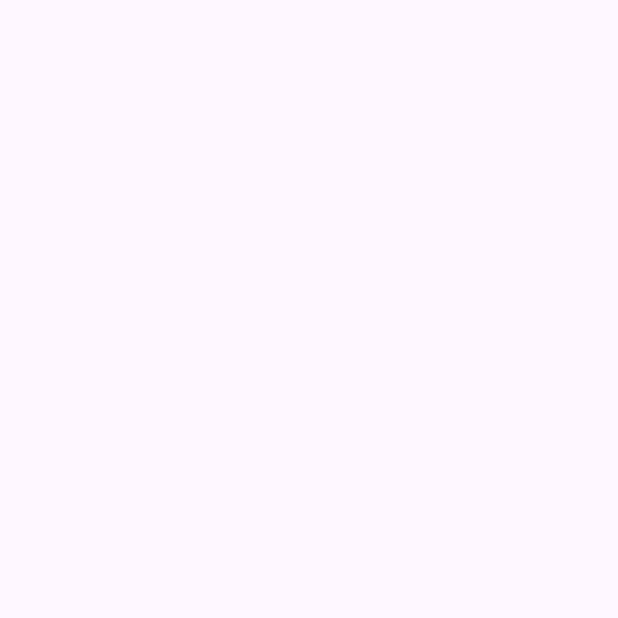
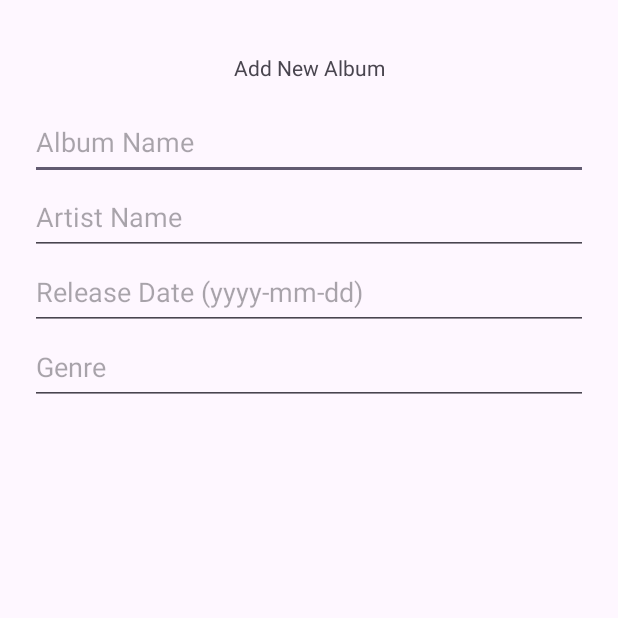
Before and after one commit to yanader/recordstoreapp, an Android app: the AddAlbumActivity screen opened directly, with no data from a screen before it, on a phone screen of 412 x 824 dp, the top half of it. Before the commit the part shown is empty. Run offline under Robolectric (Android 15) with nearby library versions, the phone set to English and light mode, and no system bars; our stand-ins replace data binding.

Commit message:
added AlbumToAdd class + ne activity - task 7

```diff
--- a/src/main/res/layout/activity_add_album.xml
+++ b/src/main/res/layout/activity_add_album.xml
@@ -1,10 +1,60 @@
 <?xml version="1.0" encoding="utf-8"?>
+
+<layout xmlns:android="http://schemas.android.com/apk/res/android"
+        xmlns:tools="http://schemas.android.com/tools"
+        xmlns:app="http://schemas.android.com/apk/res-auto">
+
+    <data>
+        <variable name="albumData" type="com.example.recordstoreapp.model.Album"/>
+    </data>
 <androidx.constraintlayout.widget.ConstraintLayout
-        xmlns:android="http://schemas.android.com/apk/res/android"
-        xmlns:tools="http://schemas.android.com/tools"
-        xmlns:app="http://schemas.android.com/apk/res-auto"
+
         android:layout_width="match_parent"
         android:layout_height="match_parent"
-        tools:context=".ui.addalbum.AddAlbumActivity">
+        tools:context=".ui.addalbum.AddAlbumActivity"
+        android:layout_margin="20dp">
+
+    <TextView
+            android:id="@+id/titleCard"
+            android:layout_width="match_parent"
+            android:layout_height="50dp"
+            android:text="Add New Album"
+            android:textAlignment="center"
+            android:gravity="center"/>
+
+<EditText
+        android:id="@+id/albumName"
+        android:layout_width="match_parent"
+        android:layout_height="50dp"
+        android:text="@={albumData.albumName}"
+        android:hint="Album Name"
+        app:layout_constraintTop_toBottomOf="@id/titleCard"/>
+<EditText
+        android:id="@+id/artistName"
+        android:layout_width="match_parent"
+        android:layout_height="50dp"
+        android:text="@={albumData.artistName}"
+        android:hint="Artist Name"
+        app:layout_constraintTop_toBottomOf="@id/albumName"/>
+<EditText
+        android:id="@+id/releaseDate"
+        android:layout_width="match_parent"
+        android:layout_height="50dp"
+        android:text="@={albumData.releaseDate}"
+        android:hint="Release Date (yyyy-mm-dd)"
+        app:layout_constraintTop_toBottomOf="@id/artistName"/>
+<EditText
+        android:id="@+id/genre"
+        android:layout_width="match_parent"
+        android:layout_height="50dp"
+        android:text="@={albumData.genre}"
+        android:hint="Genre"
+        app:layout_constraintTop_toBottomOf="@id/releaseDate"/>
+
+<!--<EditText-->
+<!--        android:layout_width="match_parent"-->
+<!--        android:layout_height="50dp"/>-->
+
 
 </androidx.constraintlayout.widget.ConstraintLayout>
+</layout>
```
Also changed, not shown: src/main/java/com/example/recordstoreapp/model/AlbumToAdd.java (added, +81 -0 lines).
